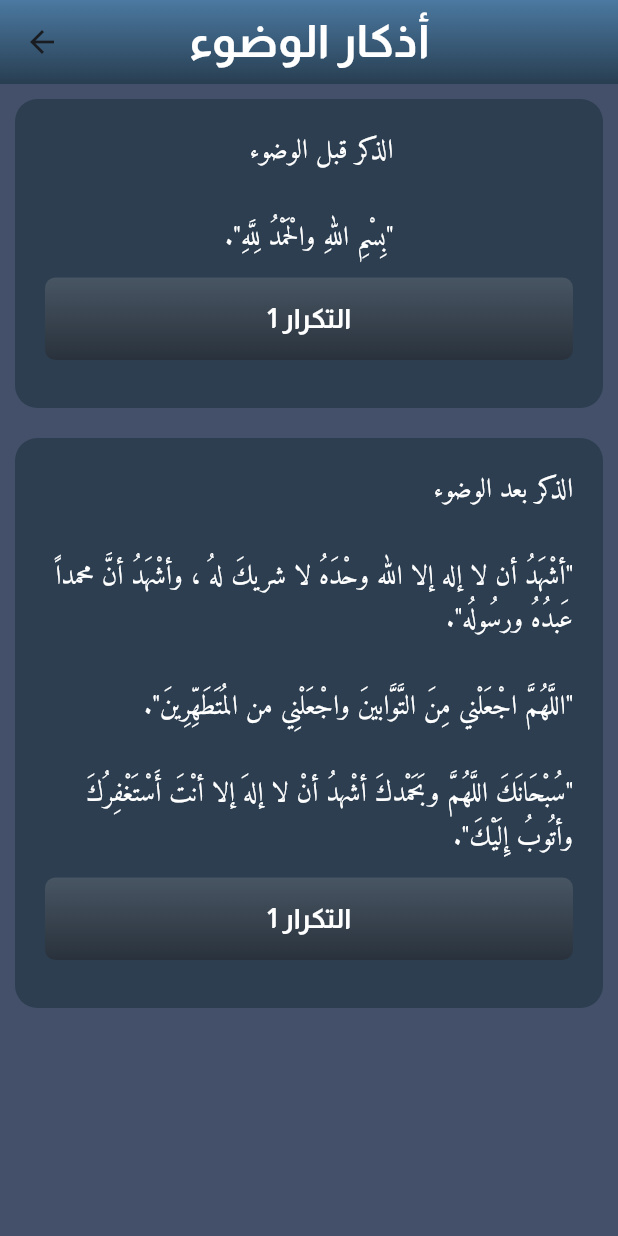
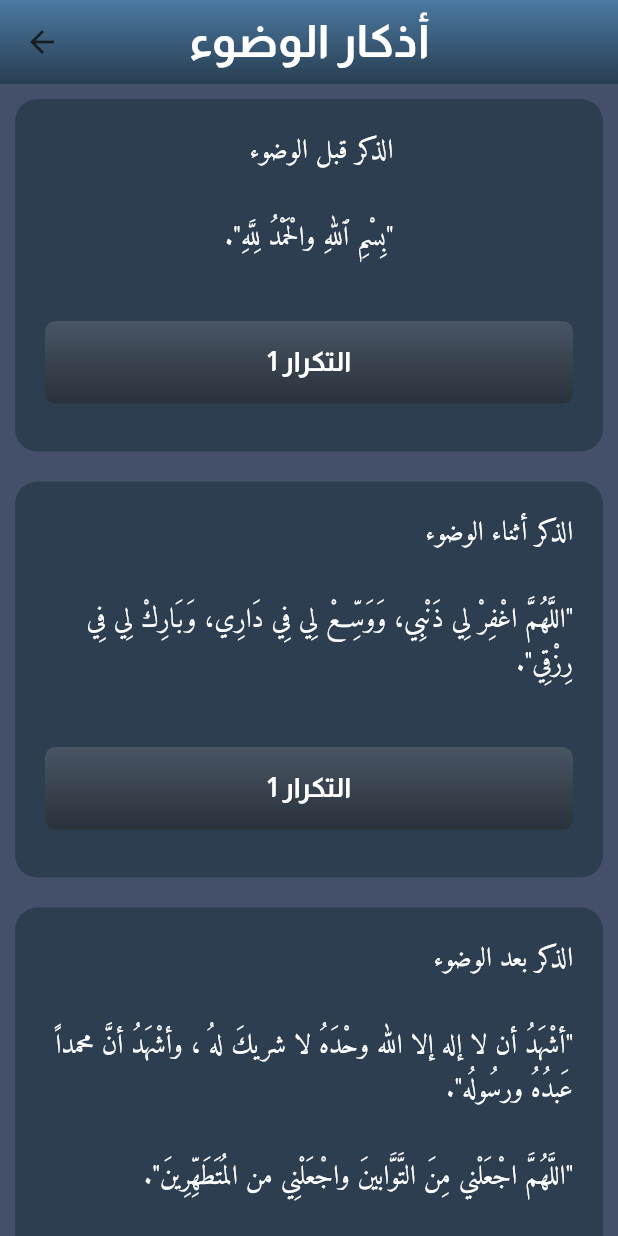
Before and after one commit to DevBlooming/zakirin, a Flutter app: the screen it shows after launch, after a tap on "أذكار الوضوء", on a phone screen of 412 x 824 dp. Run offline on Flutter 3.47's test engine with Material 2 defaults, Android fonts, the phone set to English and light mode, and no system bars.

Commit message:
added data to ablution Azkar

```diff
--- a/lib/data/azkar_data.dart
+++ b/lib/data/azkar_data.dart
@@ -686,7 +686,17 @@ final zakirinData = [
         "id": 0,
         "content": """الذكر قبل الوضوء
 
-"بِسْمِ اللّٰهِ والْحَمْدُ لِلَّهِ".""",
+"بِسْمِ ٱللّٰهِ والْحَمْدُ لِلَّهِ".
+""",
+        "count": 1,
+        "comment": """""",
+      },
+      {
+        "id": 1,
+        "content": """الذكر أثناء الوضوء
+
+"اللَّهُمَّ اغْفِرْ لِي ذَنْبِي، وَوَسِّعْ لِي فِي دَارِي، وَبَارِكْ لِي فِي رِزْقِي".
+""",
         "count": 1,
         "comment": """""",
       },
```
